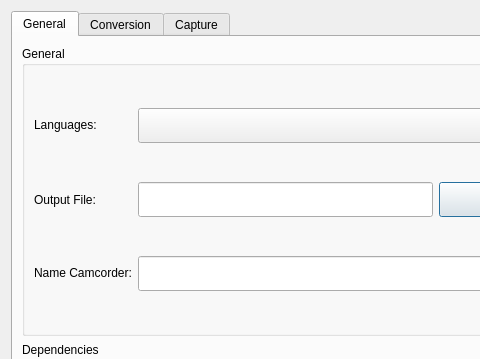
The window that qdvgrab/ui/preferences.ui (olielvewen/QDvGrab) describes before a commit, drawn with Qt 5; both pictures show x 0 to 480 and y 0 to 359 of the 603 by 700 pixel window.
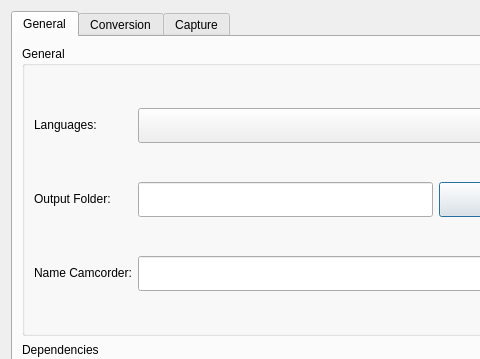
The same window after the commit. Icons and pictures are not drawn.

Commit message: Change the purpose of the output file to output path - Bug #19

Patch:
```diff
--- a/qdvgrab/ui/preferences.ui
+++ b/qdvgrab/ui/preferences.ui
@@ -57,7 +57,7 @@
           <item row="1" column="0">
            <widget class="QLabel" name="txtoutputfile">
             <property name="text">
-             <string>&lt;html&gt;&lt;head/&gt;&lt;body&gt;&lt;p&gt;Output File:&lt;/p&gt;&lt;/body&gt;&lt;/html&gt;</string>
+             <string>&lt;html&gt;&lt;head/&gt;&lt;body&gt;&lt;p&gt;Output Folder:&lt;/p&gt;&lt;/body&gt;&lt;/html&gt;</string>
             </property>
            </widget>
           </item>
```
The commit also changes 2 other files.
